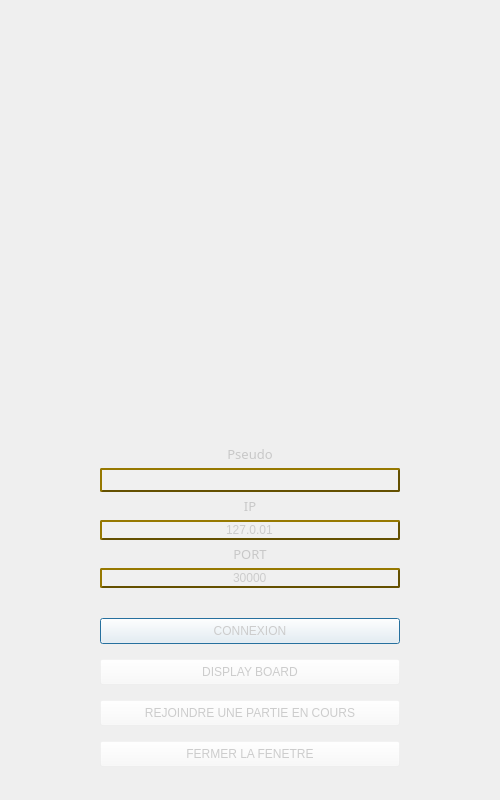
Qt form SECRET_VOLDEMORT_GAME/Developpement/dialog_menu.ui (AdrienBrune/SECRET_VOLDEMORT) before a commit.
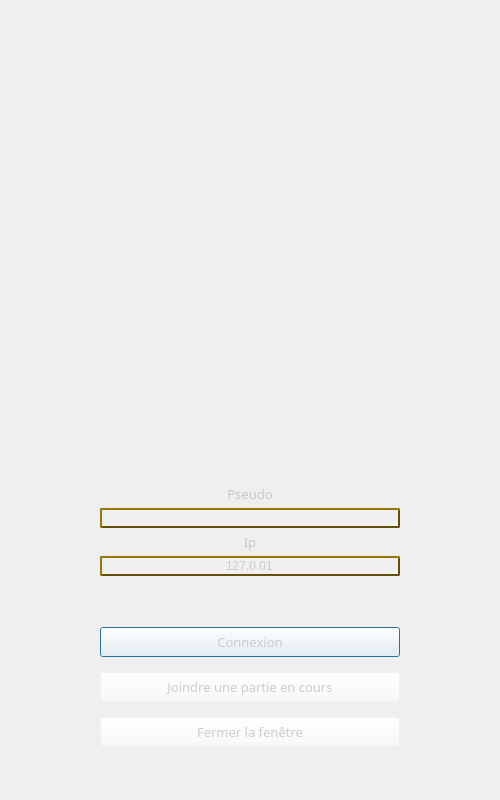
The same form after that commit. Icons and pictures are not drawn.

What changed in the file:
```diff
--- a/SECRET_VOLDEMORT_GAME/Developpement/dialog_menu.ui
+++ b/SECRET_VOLDEMORT_GAME/Developpement/dialog_menu.ui
@@ -111,7 +111,7 @@
     </spacer>
    </item>
    <item>
-    <layout class="QVBoxLayout" name="verticalLayout_2" stretch="0,0,0,0,0,0">
+    <layout class="QVBoxLayout" name="verticalLayout_2" stretch="0,0,0,0">
      <property name="spacing">
       <number>5</number>
      </property>
@@ -125,7 +125,7 @@
        </property>
        <property name="font">
         <font>
-         <family>Microsoft Yi Baiti</family>
+         <family>High Tower Text</family>
          <pointsize>10</pointsize>
         </font>
        </property>
@@ -142,13 +142,6 @@
      </item>
      <item>
       <widget class="QLineEdit" name="editName">
-       <property name="font">
-        <font>
-         <family>Monotype Corsiva</family>
-         <pointsize>10</pointsize>
-         <italic>true</italic>
-        </font>
-       </property>
        <property name="styleSheet">
         <string notr="true">QLineEdit{
 	background-color : rgba(250,250,250,20);
@@ -157,6 +150,7 @@
 	border-width: 2px;
 	border-radius: 2px;
 	border-color:rgb(100,80,0);
+	selection-background-color: rgba(250,250,250,50);
 }
 
 QLineEdit::hover{
@@ -172,7 +166,7 @@
       <widget class="QLabel" name="label_2">
        <property name="font">
         <font>
-         <family>Microsoft Yi Baiti</family>
+         <family>High Tower Text</family>
          <pointsize>10</pointsize>
         </font>
        </property>
@@ -180,7 +174,7 @@
         <string notr="true">color:rgb(200,200,200);</string>
        </property>
        <property name="text">
-        <string>IP</string>
+        <string>Ip</string>
        </property>
        <property name="alignment">
         <set>Qt::AlignCenter</set>
@@ -197,6 +191,7 @@
 	border-width: 2px;
 	border-radius: 2px;
 	border-color:rgb(100,80,0);
+	selection-background-color: rgba(250,250,250,50);
 }
 
 QLineEdit::hover{
@@ -211,49 +206,6 @@
        </property>
       </widget>
      </item>
-     <item>
-      <widget class="QLabel" name="label_3">
-       <property name="font">
-        <font>
-         <family>Microsoft Yi Baiti</family>
-         <pointsize>10</pointsize>
-        </font>
-       </property>
-       <property name="styleSheet">
-        <string notr="true">color:rgb(200,200,200);</string>
-       </property>
-       <property name="text">
-        <string>PORT</string>
-       </property>
-       <property name="alignment">
-        <set>Qt::AlignCenter</set>
-       </property>
-      </widget>
-     </item>
-     <item>
-      <widget class="QLineEdit" name="editPort">
-       <property name="styleSheet">
-        <string notr="true">QLineEdit{
-	background-color : rgba(250,250,250,20);
-	color : #CCCCCC;
-	border-style: outset;
-	border-width: 2px;
-	border-radius: 2px;
-	border-color:rgb(100,80,0);
-}
-
-QLineEdit::hover{
-	background-color : rgba(250,250,250,40);
-}</string>
-       </property>
-       <property name="text">
-        <string>30000</string>
-       </property>
-       <property name="alignment">
-        <set>Qt::AlignCenter</set>
-       </property>
-      </widget>
-     </item>
     </layout>
    </item>
    <item>
@@ -297,27 +249,12 @@
      </property>
      <item>
       <widget class="QPushButton" name="buttonConnect">
-       <property name="styleSheet">
-        <string notr="true">QPushButton{
-	background-color : rgba(250,250,250,20);
-	color : #CCCCCC;
-	padding-left : 20px;
-	padding-right : 20px;
-	padding-top : 5px;
-	padding-bottom : 5px;
-}
-
-QPushButton::hover{
-	background-color : rgba(250,250,250,40);
-}</string>
+       <property name="font">
+        <font>
+         <family>High Tower Text</family>
+         <pointsize>10</pointsize>
+        </font>
        </property>
-       <property name="text">
-        <string>CONNEXION</string>
-       </property>
-      </widget>
-     </item>
-     <item>
-      <widget class="QPushButton" name="buttonBoard">
        <property name="styleSheet">
         <string notr="true">QPushButton{
 	background-color : rgba(250,250,250,20);
@@ -333,12 +270,18 @@
 }</string>
        </property>
        <property name="text">
-        <string>DISPLAY BOARD</string>
+        <string>Connexion</string>
        </property>
       </widget>
      </item>
      <item>
       <widget class="QPushButton" name="buttonJoinGame">
+       <property name="font">
+        <font>
+         <family>High Tower Text</family>
+         <pointsize>10</pointsize>
+        </font>
+       </property>
        <property name="styleSheet">
         <string notr="true">QPushButton{
 	background-color : rgba(250,250,250,20);
@@ -354,12 +297,18 @@
 }</string>
        </property>
        <property name="text">
-        <string>REJOINDRE UNE PARTIE EN COURS</string>
+        <string>Joindre une partie en cours</string>
        </property>
       </widget>
      </item>
      <item>
       <widget class="QPushButton" name="buttonClose">
+       <property name="font">
+        <font>
+         <family>High Tower Text</family>
+         <pointsize>10</pointsize>
+        </font>
+       </property>
        <property name="styleSheet">
         <string notr="true">QPushButton{
 	background-color : rgba(250,250,250,20);
@@ -375,7 +324,7 @@
 }</string>
        </property>
        <property name="text">
-        <string>FERMER LA FENETRE</string>
+        <string>Fermer la fenêtre</string>
        </property>
       </widget>
      </item>
```
